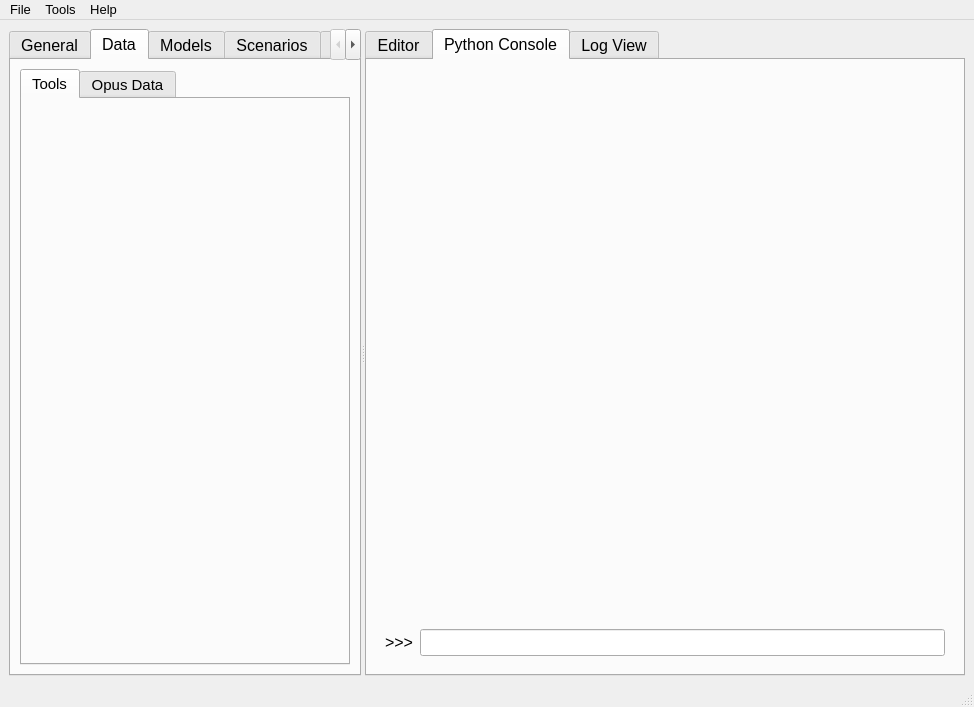
Above: opus_gui/main/opusmain.ui from psrc/urbansim before the change. Below: the same form after it.
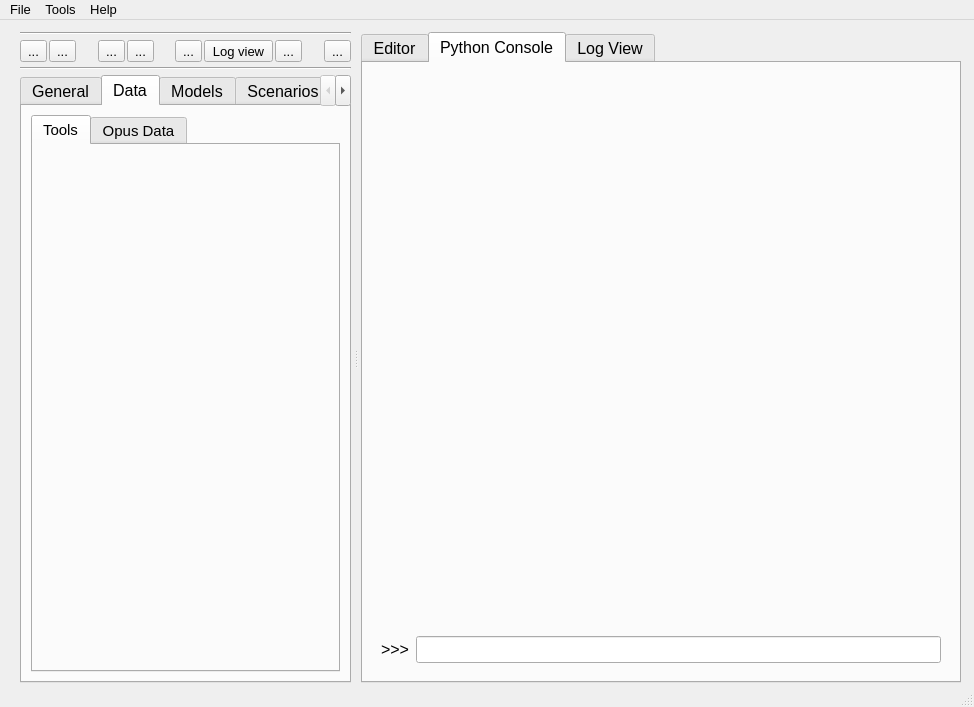
That is the form after the change. The open tabs and pages were chosen to show the change. Icons and pictures are not drawn.

```diff
--- a/opus_gui/main/opusmain.ui
+++ b/opus_gui/main/opusmain.ui
@@ -22,18 +22,270 @@
    <iconset resource="opusmain.qrc" >:/Images/Images/cog.png</iconset>
   </property>
   <widget class="QWidget" name="centralwidget" >
-   <layout class="QGridLayout" >
-    <item row="0" column="0" >
+   <property name="geometry" >
+    <rect>
+     <x>0</x>
+     <y>22</y>
+     <width>974</width>
+     <height>665</height>
+    </rect>
+   </property>
      <widget class="QSplitter" name="splitter" >
+    <property name="geometry" >
+     <rect>
+      <x>20</x>
+      <y>12</y>
+      <width>941</width>
+      <height>651</height>
+     </rect>
+    </property>
+    <property name="sizePolicy" >
+     <sizepolicy vsizetype="Preferred" hsizetype="Preferred" >
+      <horstretch>0</horstretch>
+      <verstretch>0</verstretch>
+     </sizepolicy>
+    </property>
       <property name="orientation" >
        <enum>Qt::Horizontal</enum>
       </property>
+    <property name="opaqueResize" >
+     <bool>true</bool>
+    </property>
+    <property name="handleWidth" >
+     <number>10</number>
+    </property>
+    <property name="childrenCollapsible" >
+     <bool>true</bool>
+    </property>
+    <widget class="QWidget" name="verticalLayoutWidget" >
+     <layout class="QVBoxLayout" name="verticalLayout_2" >
+      <property name="spacing" >
+       <number>5</number>
+      </property>
+      <item>
+       <widget class="Line" name="line_2" >
+        <property name="orientation" >
+         <enum>Qt::Horizontal</enum>
+        </property>
+       </widget>
+      </item>
+      <item>
+       <layout class="QHBoxLayout" name="horizontalLayout" >
+        <property name="spacing" >
+         <number>2</number>
+        </property>
+        <item>
+         <widget class="QToolButton" name="tbOpenProject" >
+          <property name="toolTip" >
+           <string>Open project</string>
+          </property>
+          <property name="text" >
+           <string>...</string>
+          </property>
+          <property name="icon" >
+           <iconset resource="opusmain.qrc" >
+            <normaloff>:/Images/Images/folder.png</normaloff>:/Images/Images/folder.png</iconset>
+          </property>
+         </widget>
+        </item>
+        <item>
+         <widget class="QToolButton" name="tbSaveProject" >
+          <property name="toolTip" >
+           <string>Save project</string>
+          </property>
+          <property name="text" >
+           <string>...</string>
+          </property>
+          <property name="icon" >
+           <iconset resource="opusmain.qrc" >
+            <normaloff>:/Images/Images/disk.png</normaloff>:/Images/Images/disk.png</iconset>
+          </property>
+         </widget>
+        </item>
+        <item>
+         <spacer name="horizontalSpacer_3" >
+          <property name="orientation" >
+           <enum>Qt::Horizontal</enum>
+          </property>
+          <property name="sizeHint" stdset="0" >
+           <size>
+            <width>40</width>
+            <height>20</height>
+           </size>
+          </property>
+         </spacer>
+        </item>
+        <item>
+         <widget class="QToolButton" name="tbVariableLibrary" >
+          <property name="sizePolicy" >
+           <sizepolicy vsizetype="Preferred" hsizetype="Preferred" >
+            <horstretch>0</horstretch>
+            <verstretch>0</verstretch>
+           </sizepolicy>
+          </property>
+          <property name="toolTip" >
+           <string>Open Variable Library</string>
+          </property>
+          <property name="text" >
+           <string>...</string>
+          </property>
+          <property name="icon" >
+           <iconset resource="opusmain.qrc" >
+            <normaloff>:/Images/Images/book_edit.png</normaloff>:/Images/Images/book_edit.png</iconset>
+          </property>
+         </widget>
+        </item>
+        <item>
+         <widget class="QToolButton" name="tbResultsBrowser" >
+          <property name="sizePolicy" >
+           <sizepolicy vsizetype="Preferred" hsizetype="Preferred" >
+            <horstretch>0</horstretch>
+            <verstretch>0</verstretch>
+           </sizepolicy>
+          </property>
+          <property name="toolTip" >
+           <string>Open Results Browser</string>
+          </property>
+          <property name="text" >
+           <string>...</string>
+          </property>
+          <property name="icon" >
+           <iconset resource="opusmain.qrc" >
+            <normaloff>:/Images/Images/layout.png</normaloff>:/Images/Images/layout.png</iconset>
+          </property>
+          <property name="iconSize" >
+           <size>
+            <width>16</width>
+            <height>16</height>
+           </size>
+          </property>
+         </widget>
+        </item>
+        <item>
+         <spacer name="horizontalSpacer" >
+          <property name="orientation" >
+           <enum>Qt::Horizontal</enum>
+          </property>
+          <property name="sizeHint" stdset="0" >
+           <size>
+            <width>40</width>
+            <height>20</height>
+           </size>
+          </property>
+         </spacer>
+        </item>
+        <item>
+         <widget class="QToolButton" name="tbPythonConsole" >
+          <property name="sizePolicy" >
+           <sizepolicy vsizetype="Preferred" hsizetype="Preferred" >
+            <horstretch>0</horstretch>
+            <verstretch>0</verstretch>
+           </sizepolicy>
+          </property>
+          <property name="toolTip" >
+           <string>Open python console</string>
+          </property>
+          <property name="text" >
+           <string>...</string>
+          </property>
+          <property name="icon" >
+           <iconset resource="opusmain.qrc" >
+            <normaloff>:/Images/Images/python_type.png</normaloff>:/Images/Images/python_type.png</iconset>
+          </property>
+         </widget>
+        </item>
+        <item>
+         <widget class="QToolButton" name="tbLogView" >
+          <property name="sizePolicy" >
+           <sizepolicy vsizetype="Preferred" hsizetype="Preferred" >
+            <horstretch>0</horstretch>
+            <verstretch>0</verstretch>
+           </sizepolicy>
+          </property>
+          <property name="toolTip" >
+           <string>Open log view</string>
+          </property>
+          <property name="text" >
+           <string>Log view</string>
+          </property>
+          <property name="icon" >
+           <iconset resource="opusmain.qrc" >
+            <normaloff>:/Images/Images/table.png</normaloff>:/Images/Images/table.png</iconset>
+          </property>
+         </widget>
+        </item>
+        <item>
+         <widget class="QToolButton" name="tbEditorView" >
+          <property name="sizePolicy" >
+           <sizepolicy vsizetype="Preferred" hsizetype="Preferred" >
+            <horstretch>0</horstretch>
+            <verstretch>0</verstretch>
+           </sizepolicy>
+          </property>
+          <property name="toolTip" >
+           <string>Open editor view</string>
+          </property>
+          <property name="text" >
+           <string>...</string>
+          </property>
+          <property name="icon" >
+           <iconset resource="opusmain.qrc" >
+            <normaloff>:/Images/Images/table_lightning.png</normaloff>:/Images/Images/table_lightning.png</iconset>
+          </property>
+         </widget>
+        </item>
+        <item>
+         <spacer name="horizontalSpacer_2" >
+          <property name="orientation" >
+           <enum>Qt::Horizontal</enum>
+          </property>
+          <property name="sizeHint" stdset="0" >
+           <size>
+            <width>40</width>
+            <height>20</height>
+           </size>
+          </property>
+         </spacer>
+        </item>
+        <item>
+         <widget class="QToolButton" name="tbDatabaseConfigurations" >
+          <property name="sizePolicy" >
+           <sizepolicy vsizetype="Preferred" hsizetype="Preferred" >
+            <horstretch>0</horstretch>
+            <verstretch>0</verstretch>
+           </sizepolicy>
+          </property>
+          <property name="text" >
+           <string>...</string>
+          </property>
+          <property name="icon" >
+           <iconset resource="opusmain.qrc" >
+            <normaloff>:/Images/Images/database_link.png</normaloff>:/Images/Images/database_link.png</iconset>
+          </property>
+          <property name="iconSize" >
+           <size>
+            <width>16</width>
+            <height>16</height>
+           </size>
+          </property>
+         </widget>
+        </item>
+       </layout>
+      </item>
+      <item>
+       <widget class="Line" name="line" >
+        <property name="orientation" >
+         <enum>Qt::Horizontal</enum>
+        </property>
+       </widget>
+      </item>
+      <item>
       <widget class="QTabWidget" name="toolBox" >
        <property name="enabled" >
         <bool>true</bool>
        </property>
        <property name="sizePolicy" >
-        <sizepolicy vsizetype="Preferred" hsizetype="Preferred" >
+         <sizepolicy vsizetype="Expanding" hsizetype="Preferred" >
          <horstretch>0</horstretch>
          <verstretch>0</verstretch>
         </sizepolicy>
@@ -65,6 +317,14 @@
         <layout class="QGridLayout" />
        </widget>
        <widget class="QWidget" name="datamanager_page" >
+         <property name="geometry" >
+          <rect>
+           <x>0</x>
+           <y>0</y>
+           <width>323</width>
+           <height>580</height>
+          </rect>
+         </property>
         <attribute name="title" >
          <string>Data</string>
         </attribute>
@@ -80,6 +340,14 @@
             <number>0</number>
            </property>
            <widget class="QWidget" name="datamanager_xmlconfig" >
+             <property name="geometry" >
+              <rect>
+               <x>0</x>
+               <y>0</y>
+               <width>293</width>
+               <height>533</height>
+              </rect>
+             </property>
             <attribute name="title" >
              <string>Tools</string>
             </attribute>
@@ -114,7 +382,16 @@
         <layout class="QGridLayout" />
        </widget>
       </widget>
+      </item>
+     </layout>
+    </widget>
       <widget class="QTabWidget" name="tabWidget" >
+     <property name="sizePolicy" >
+      <sizepolicy vsizetype="Preferred" hsizetype="Preferred" >
+       <horstretch>0</horstretch>
+       <verstretch>0</verstretch>
+      </sizepolicy>
+     </property>
        <property name="minimumSize" >
         <size>
          <width>600</width>
@@ -151,6 +428,14 @@
         <layout class="QGridLayout" />
        </widget>
        <widget class="QWidget" name="tab_pythonView" >
+      <property name="geometry" >
+       <rect>
+        <x>0</x>
+        <y>0</y>
+        <width>594</width>
+        <height>622</height>
+       </rect>
+      </property>
         <attribute name="title" >
          <string>Python Console</string>
         </attribute>
@@ -200,8 +485,6 @@
        </widget>
       </widget>
      </widget>
-    </item>
-   </layout>
   </widget>
   <widget class="QMenuBar" name="menubar" >
    <property name="geometry" >
```
Left out of the diff: 166 changed lines with no effect on the pictures. Lines whose indentation alone changed are shown as unchanged.
